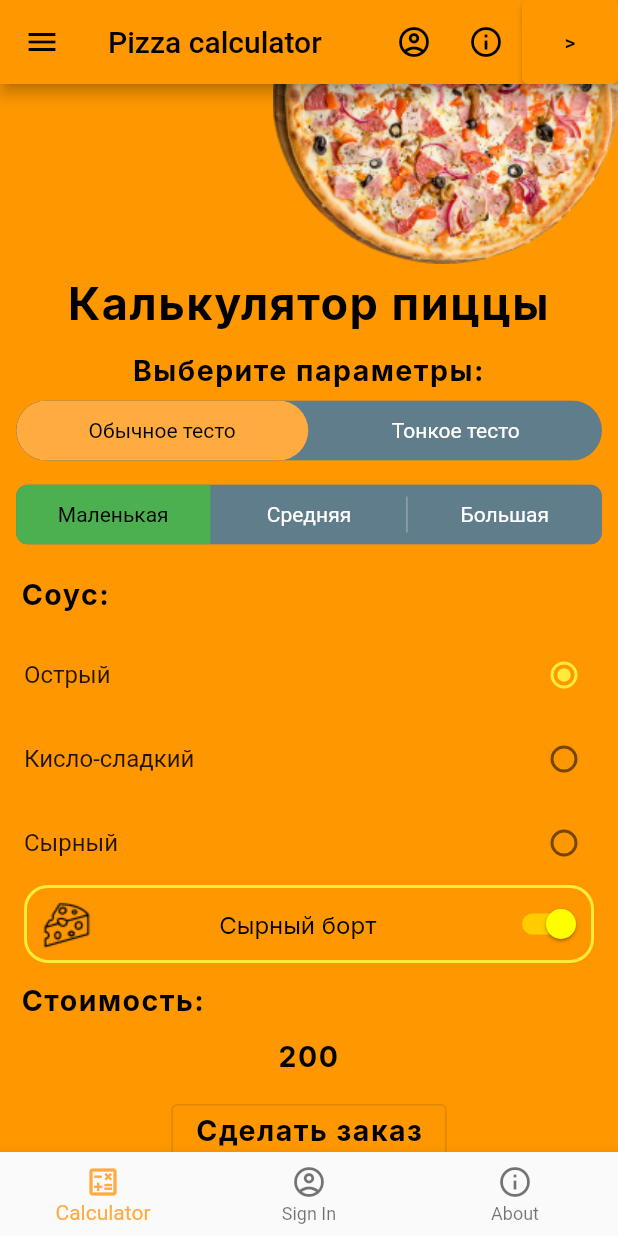
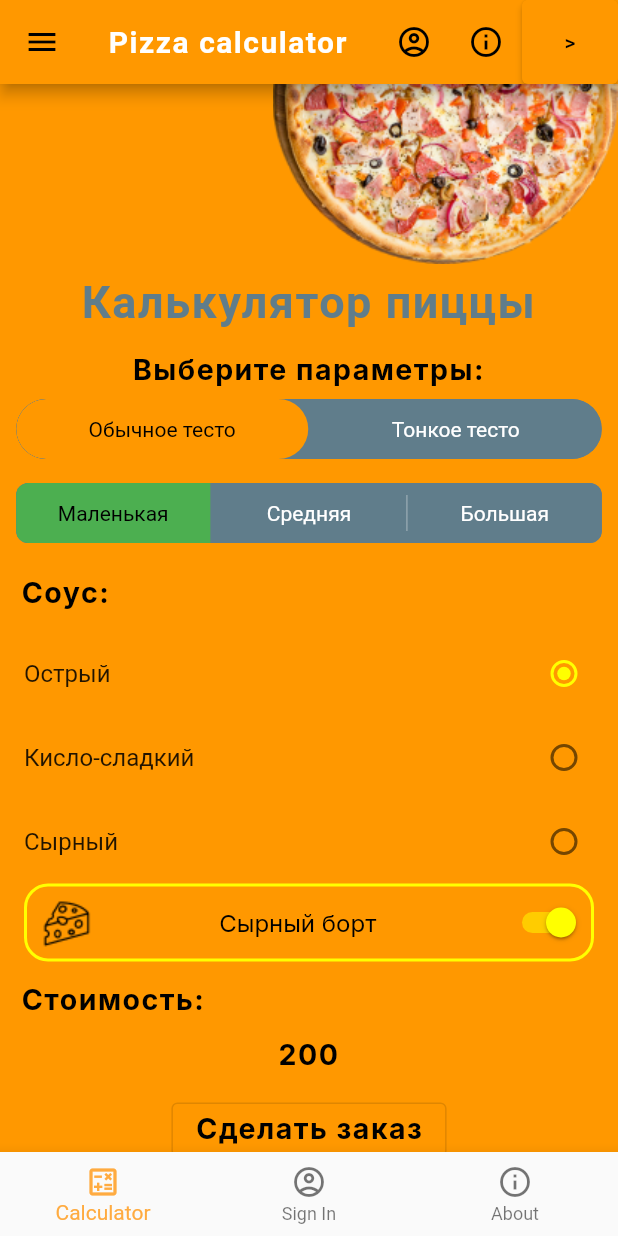
Before and after one commit to skaziweb/flutter-course, a Flutter app: the screen it shows after launch, on a phone screen of 412 x 824 dp. Run offline on Flutter 3.47's test engine with Material 2 defaults, Android fonts, the phone set to English and light mode, and no system bars; drawn by our look-alikes of toggle_switch; our stand-ins replace google_fonts; Roboto replaces fonts that are missing (TextStyle).

Commit message:
wip + refactoring

```diff
--- /dev/null
+++ b/pizza_app/lib/helpers/pizzaAppBar.dart
@@ -0,0 +1,42 @@
+import 'package:flutter/material.dart';
+
+final PizzaAppBar = (context, widget) => AppBar(
+  title: Text(widget.title, style: Theme.of(context).textTheme.headline1,),
+  actions: <Widget>[
+    IconButton(
+      icon: const Icon(Icons.account_circle_outlined),
+      tooltip: 'SignIn page',
+      onPressed: () {
+        Navigator.pushNamed(context, '/signin');
+      },
+    ),
+    IconButton(
+      icon: const Icon(Icons.info_outline),
+      tooltip: 'Show Snackbar',
+      onPressed: () {
+        ScaffoldMessenger.of(context).showSnackBar(
+            const SnackBar(content: Text('This is a snackbar')));
+      },
+    ),
+    ElevatedButton(
+      child: const Text('>'),
+      onPressed: () {
+        Navigator.push(context, MaterialPageRoute<void>(
+          builder: (BuildContext context) {
+            return Scaffold(
+              appBar: AppBar(
+                title: Text('Page with text button', style: Theme.of(context).textTheme.headline1,),
+              ),
+              body: const Center(
+                child: Text(
+                  'Third test screen',
+                  style: TextStyle(fontSize: 24),
+                ),
+              ),
+            );
+          },
+        ));
+      },
+    ),
+  ],
+) as PreferredSizeWidget;
--- /dev/null
+++ b/pizza_app/lib/helpers/pizzaBottomBar.dart
@@ -0,0 +1,21 @@
+import 'package:flutter/material.dart';
+
+final PizzaBottomNavigationBar = (context, widget, index, onTap) => BottomNavigationBar(
+  items: const <BottomNavigationBarItem>[
+    BottomNavigationBarItem(
+      icon: Icon(Icons.calculate_outlined),
+      label: 'Calculator',
+    ),
+    BottomNavigationBarItem(
+      icon: Icon(Icons.account_circle_outlined),
+      label: 'Sign In',
+    ),
+    BottomNavigationBarItem(
+      icon: Icon(Icons.info_outline),
+      label: 'About',
+    ),
+  ],
+  currentIndex: index,
+  selectedItemColor: Colors.orangeAccent,
+  onTap: onTap,
+) as Widget;
--- /dev/null
+++ b/pizza_app/lib/helpers/pizzaDrawer.dart
@@ -0,0 +1,52 @@
+import 'package:flutter/material.dart';
+
+final Devider = Divider(
+  height: 3,
+  thickness: 1,
+  indent: 20,
+  endIndent: 20,
+  color: Colors.black,
+);
+
+final PizzaAppDrawer = (context, widget) => Drawer(
+    child: ListView(
+        padding: EdgeInsets.zero,
+        children: [
+          const DrawerHeader(
+            decoration: BoxDecoration(
+              color: Colors.orange,
+            ),
+            child: Text('Pizza Calculator Menu'),
+          ),
+          Padding(
+            padding: const EdgeInsets.only(left: 8),
+            child: ListTile(
+              title: const Text('Calculator'),
+              onTap: () {
+                Navigator.pushNamed(context, '/');
+              },
+            ),
+          ),
+          Devider,
+          Padding(
+            padding: const EdgeInsets.only(left: 8.0),
+            child: ListTile(
+              title: const Text('Sign in'),
+              onTap: () {
+                Navigator.pushNamed(context, '/signin');
+              },
+            ),
+          ),
+          Devider,
+          Padding(
+            padding: const EdgeInsets.only(left: 8.0),
+            child: ListTile(
+              title: const Text('About application'),
+              onTap: () {
+                Navigator.pushNamed(context, '/about');
+              },
+            ),
+          ),
+        ]
+    )
+) as Widget;
--- /dev/null
+++ b/pizza_app/lib/helpers/pizzaTheme.dart
@@ -0,0 +1,38 @@
+import 'package:flutter/material.dart';
+import 'package:google_fonts/google_fonts.dart';
+
+final PizzaTheme = () => ThemeData(
+  colorScheme: ColorScheme.fromSwatch(
+    primarySwatch: Colors.orange,
+    accentColor: Colors.orangeAccent,
+    backgroundColor: Colors.orangeAccent
+  ).copyWith(
+    secondary: Colors.yellowAccent,
+  ),
+  fontFamily: GoogleFonts.inter().toString(),
+  textTheme: const TextTheme(
+    bodyText2: TextStyle(color: Colors.blueGrey, fontSize: 36),
+    headline1: const TextStyle(
+        fontWeight: FontWeight.bold,
+        fontSize: 20,
+        color: Colors.white,
+        letterSpacing: 1
+    ),
+    headline3: const TextStyle(
+        fontWeight: FontWeight.bold,
+        fontSize: 30,
+        color: Colors.blueGrey,
+        letterSpacing: 1
+    ),
+  ),
+  snackBarTheme: SnackBarThemeData(
+    backgroundColor: Colors.redAccent,
+    actionTextColor: Colors.black87,
+    contentTextStyle: const TextStyle(
+        fontWeight: FontWeight.bold,
+        fontSize: 14,
+        color: Colors.white70,
+        letterSpacing: 1
+    ),
+  ),
+);
--- a/pizza_app/lib/src/calculator.dart
+++ b/pizza_app/lib/src/calculator.dart
@@ -1,7 +1,11 @@
 import 'package:flutter/material.dart';
 import 'package:google_fonts/google_fonts.dart';
+
 import 'package:toggle_switch/toggle_switch.dart';
 
+import '../helpers/pizzaAppBar.dart';
+import '../helpers/pizzaDrawer.dart';
+import '../helpers/pizzaBottomBar.dart';
 import 'classes.dart';
 import 'constants.dart';
 import 'styles.dart';
@@ -14,13 +18,7 @@ class PizzaAppHomePage extends StatefulWidget {
   State<PizzaAppHomePage> createState() => _PizzaAppHomePageState();
 }
 
-final Devider = Divider(
-  height: 3,
-  thickness: 1,
-  indent: 20,
-  endIndent: 20,
-  color: Colors.black,
-);
+
 
 class _PizzaAppHomePageState extends State<PizzaAppHomePage> {
 
@@ -37,7 +35,6 @@ class _PizzaAppHomePageState extends State<PizzaAppHomePage> {
   }
 
   void _onItemTapped(int index) {
-
     if (_selectedIndex != index) {
       setState(() {
         _selectedIndex = index;
@@ -56,113 +53,14 @@ class _PizzaAppHomePageState extends State<PizzaAppHomePage> {
           break;
       }
     }
-
   }
 
   @override
   Widget build(BuildContext context) {
     return Scaffold(
-      drawer: Drawer(
-          child: ListView(
-              padding: EdgeInsets.zero,
-              children: [
-                const DrawerHeader(
-                  decoration: BoxDecoration(
-                    color: Colors.orange,
-                  ),
-                  child: Text('Pizza Calculator Menu'),
-                ),
-                Padding(
-                  padding: const EdgeInsets.only(left: 8),
-                  child: ListTile(
-                    title: const Text('Calculator'),
-                    onTap: () {
-                      Navigator.pushNamed(context, '/');
-                    },
-                  ),
-                ),
-                Devider,
-                Padding(
-                  padding: const EdgeInsets.only(left: 8.0),
-                  child: ListTile(
-                    title: const Text('Sign in'),
-                    onTap: () {
-                      Navigator.pushNamed(context, '/signin');
-                    },
-                  ),
-                ),
-                Devider,
-                Padding(
-                  padding: const EdgeInsets.only(left: 8.0),
-                  child: ListTile(
-                    title: const Text('About application'),
-                    onTap: () {
-                      Navigator.pushNamed(context, '/about');
-                    },
-                  ),
-                ),
-              ]
-          )
-      ),
-      appBar: AppBar(
-        title: Text(widget.title),
-        actions: <Widget>[
-          IconButton(
-            icon: const Icon(Icons.account_circle_outlined),
-            tooltip: 'SignIn page',
-            onPressed: () {
-              Navigator.pushNamed(context, '/signin');
-            },
-          ),
-          IconButton(
-            icon: const Icon(Icons.info_outline),
-            tooltip: 'Show Snackbar',
-            onPressed: () {
-              ScaffoldMessenger.of(context).showSnackBar(
-                  const SnackBar(content: Text('This is a snackbar')));
-            },
-          ),
-          ElevatedButton(
-            child: const Text('>'),
-            onPressed: () {
-              Navigator.push(context, MaterialPageRoute<void>(
-                builder: (BuildContext context) {
-                  return Scaffold(
-                    appBar: AppBar(
-                      title: const Text('Page with text button'),
-                    ),
-                    body: const Center(
-                      child: Text(
-                        'Third test screen',
-                        style: TextStyle(fontSize: 24),
-                      ),
-                    ),
-                  );
-                },
-              ));
-            },
-          ),
-        ],
-      ),
-      bottomNavigationBar: BottomNavigationBar(
-        items: const <BottomNavigationBarItem>[
-          BottomNavigationBarItem(
-            icon: Icon(Icons.calculate_outlined),
-            label: 'Calculator',
-          ),
-          BottomNavigationBarItem(
-            icon: Icon(Icons.account_circle_outlined),
-            label: 'Sign In',
-          ),
-          BottomNavigationBarItem(
-            icon: Icon(Icons.info_outline),
-            label: 'About',
-          ),
-        ],
-        currentIndex: _selectedIndex,
-        selectedItemColor: Colors.orangeAccent,
-        onTap: _onItemTapped,
-      ),
+      drawer: PizzaAppDrawer(context, widget),
+      appBar: PizzaAppBar(context, widget),
+      bottomNavigationBar: PizzaBottomNavigationBar(context, widget, _selectedIndex, _onItemTapped),
       backgroundColor: Colors.orange,
       body: SingleChildScrollView(
         child: Column(
@@ -185,14 +83,7 @@ class _PizzaAppHomePageState extends State<PizzaAppHomePage> {
                 textAlign: TextAlign.center,
                 text: TextSpan(
                   text: 'Калькулятор пиццы',
-                  style: GoogleFonts.inter(
-                      textStyle: const TextStyle(
-                          fontWeight: FontWeight.bold,
-                          fontSize: 30,
-                          color: Colors.black,
-                          letterSpacing: 1
-                      )
-                  ),
+                  style: Theme.of(context).textTheme.headline3
                 ),
               ),
             ),
@@ -208,7 +99,7 @@ class _PizzaAppHomePageState extends State<PizzaAppHomePage> {
               child: ToggleSwitch(
                 minWidth: 280.0,
                 cornerRadius: 20.0,
-                activeBgColors: [[Colors.orangeAccent], [Colors.orangeAccent]],
+                activeBgColors: [[Theme.of(context).colorScheme.primaryVariant], [Theme.of(context).colorScheme.primaryVariant]],
                 activeFgColor: Colors.black,
                 inactiveBgColor: Colors.blueGrey,
                 inactiveFgColor: Colors.white,
@@ -262,7 +153,7 @@ class _PizzaAppHomePageState extends State<PizzaAppHomePage> {
                   title: const Text('Острый'),
                   groupValue: pizza.selectedSauce,
                   value: SaucesEnum.spicy,
-                  activeColor: Colors.yellow,
+                  activeColor: Theme.of(context).colorScheme.secondary,
                   controlAffinity: ListTileControlAffinity.trailing,
                   onChanged: setSauce,
                 ),
@@ -270,7 +161,7 @@ class _PizzaAppHomePageState extends State<PizzaAppHomePage> {
                   title: const Text('Кисло-сладкий'),
                   groupValue: pizza.selectedSauce,
                   value: SaucesEnum.sourSweet,
-                  activeColor: Colors.yellow,
+                  activeColor: Theme.of(context).colorScheme.secondary,
                   controlAffinity: ListTileControlAffinity.trailing,
                   onChanged: setSauce,
                 ),
@@ -278,7 +169,7 @@ class _PizzaAppHomePageState extends State<PizzaAppHomePage> {
                   title: const Text('Сырный'),
                   groupValue: pizza.selectedSauce,
                   value: SaucesEnum.cheese,
-                  activeColor: Colors.yellow,
+                  activeColor: Theme.of(context).colorScheme.secondary,
                   controlAffinity: ListTileControlAffinity.trailing,
                   onChanged: setSauce,
                 ),
@@ -289,7 +180,7 @@ class _PizzaAppHomePageState extends State<PizzaAppHomePage> {
               child: Container(
                 decoration: BoxDecoration(
                   border: Border.all(
-                    color: pizza.doubleCheese ? Colors.yellow : Colors.deepOrangeAccent,
+                    color: pizza.doubleCheese ? Theme.of(context).colorScheme.secondary : Theme.of(context).colorScheme.primaryVariant,
                     width: 2,
                   ),
                   borderRadius: const BorderRadius.all(
--- a/pizza_app/lib/src/pizza.dart
+++ b/pizza_app/lib/src/pizza.dart
@@ -1,4 +1,5 @@
 import 'package:flutter/material.dart';
+import 'package:pizza_app/helpers/pizzaTheme.dart';
 import 'package:pizza_app/src/third_screen.dart';
 
 import 'sign_in_page.dart';
@@ -12,12 +13,7 @@ class PizzaApp extends StatelessWidget {
   Widget build(BuildContext context) {
     return MaterialApp(
       title: 'Pizza app',
-      theme: ThemeData(
-        primarySwatch: Colors.orange,
-      ),
-      darkTheme: ThemeData(
-        primarySwatch: Colors.red,
-      ),
+      theme: PizzaTheme(),
       initialRoute:  '/',
       routes: {
         '/': (context) => const PizzaAppHomePage(title: 'Pizza calculator'),
```
